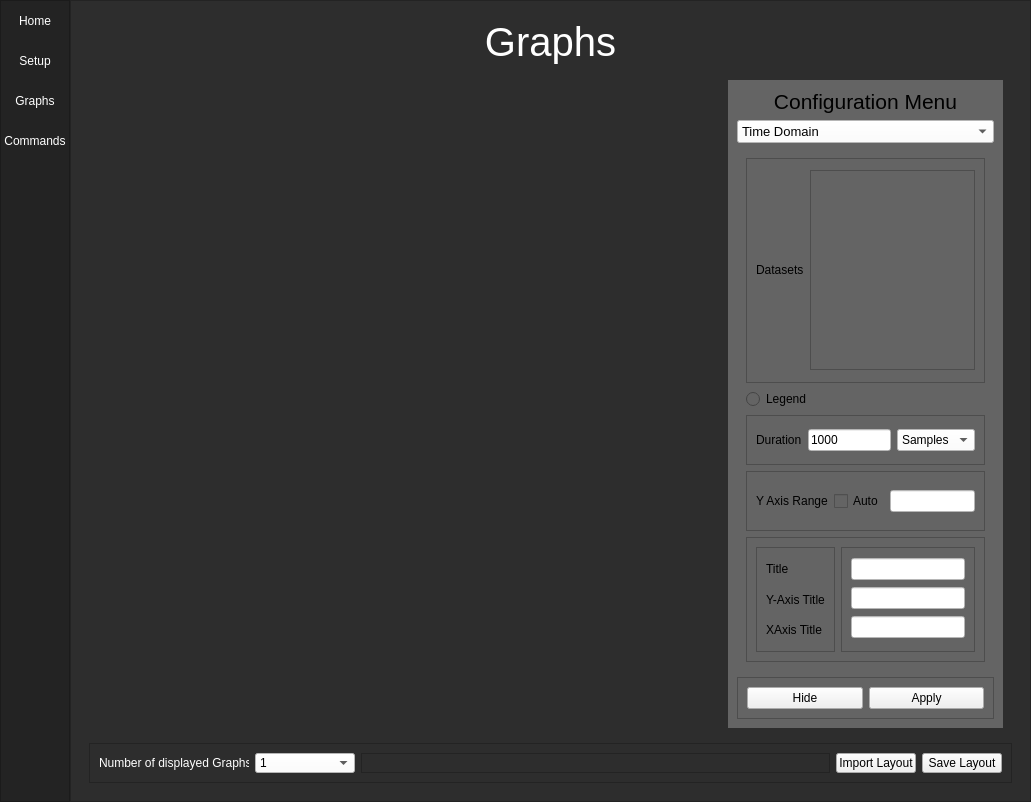
Old version of the form TelemetryViewer/ui_main.ui in the repository UBCO-Motorsports/WirelessTelemetryCapstone.
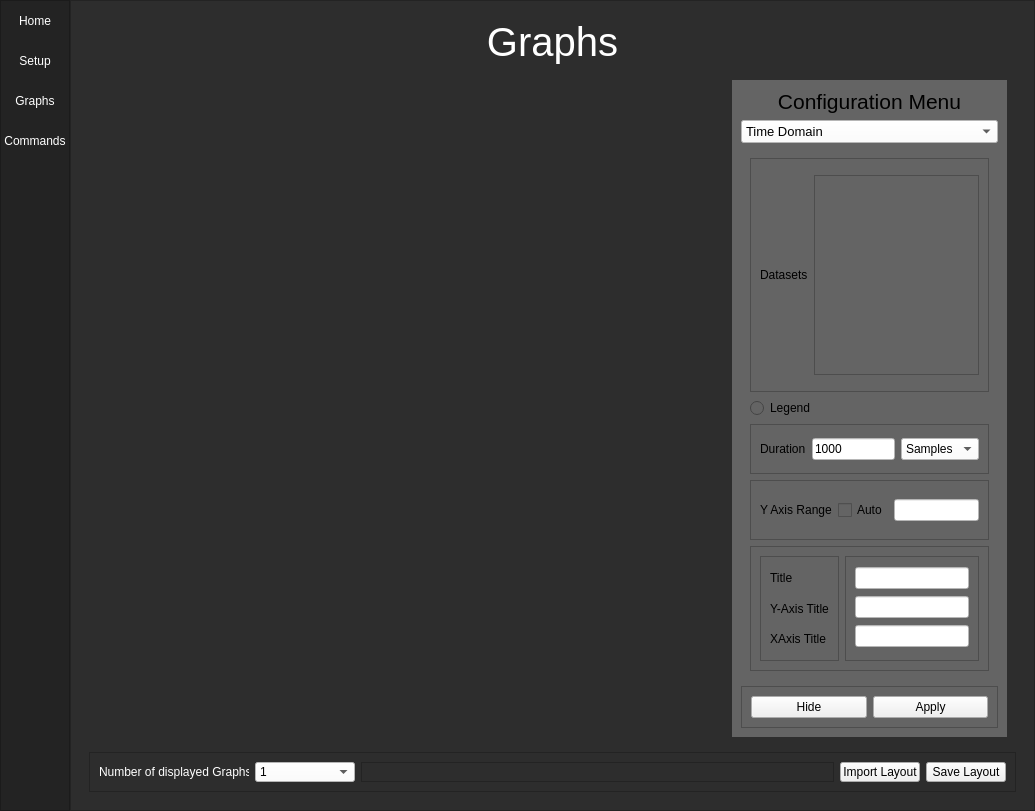
New version of the form. The open tabs and pages were chosen to show the change. Icons and pictures are not drawn.

Commit message: 'Disable' style sheet for y-range line edit

Patch:
```diff
--- a/TelemetryViewer/ui_main.ui
+++ b/TelemetryViewer/ui_main.ui
@@ -6,8 +6,8 @@
    <rect>
     <x>0</x>
     <y>0</y>
-    <width>1031</width>
-    <height>802</height>
+    <width>1035</width>
+    <height>811</height>
    </rect>
   </property>
   <property name="minimumSize">
@@ -1256,8 +1256,8 @@
                                <rect>
                                 <x>0</x>
                                 <y>0</y>
-                                <width>98</width>
-                                <height>28</height>
+                                <width>175</width>
+                                <height>198</height>
                                </rect>
                               </property>
                               <layout class="QVBoxLayout" name="verticalLayout_15"/>
@@ -1364,7 +1364,13 @@
                            <item>
                             <widget class="QLineEdit" name="lineEdit_5">
                              <property name="styleSheet">
-                              <string notr="true">background-color: rgb(255, 255, 255);</string>
+                              <string notr="true">QLineEdit{
+background-color: rgb(255, 255, 255);
+}
+QLineEdit:disabled{
+background-color: rgb(100,100,100);
+border-width: 0px;
+}</string>
                              </property>
                             </widget>
                            </item>
```
Left out of the diff: 8 changed lines with no effect on the pictures. The commit also changes 3 other files.
